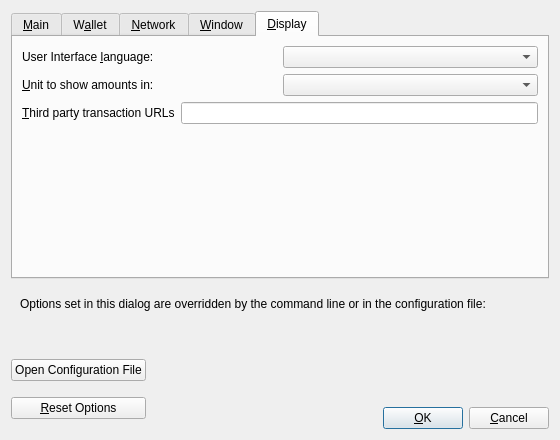
plutonurmux/ferrite_core, file src/qt/forms/optionsdialog.ui: the form before one commit.
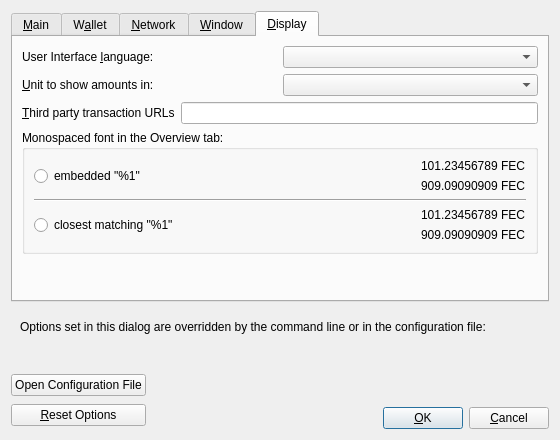
The form after the commit. The open tabs and pages were chosen to show the change. Custom widgets are drawn as their Qt base class.

Patch:
```diff
--- a/src/qt/forms/optionsdialog.ui
+++ b/src/qt/forms/optionsdialog.ui
@@ -689,6 +689,106 @@
          </item>
         </layout>
        </item>
+       <item>
+        <widget class="QGroupBox" name="font_groupBox">
+         <property name="title">
+          <string>Monospaced font in the Overview tab:</string>
+         </property>
+         <layout class="QVBoxLayout" name="font_verticalLayout">
+          <item>
+           <layout class="QHBoxLayout" name="embeddedFont_horizontalLayout">
+            <item>
+             <widget class="QRadioButton" name="embeddedFont_radioButton">
+              <property name="text">
+               <string>embedded &quot;%1&quot;</string>
+              </property>
+             </widget>
+            </item>
+            <item>
+             <spacer name="embeddedFont_horizontalSpacer">
+              <property name="orientation">
+               <enum>Qt::Horizontal</enum>
+              </property>
+              <property name="sizeHint" stdset="0">
+               <size>
+                <width>40</width>
+                <height>20</height>
+               </size>
+              </property>
+             </spacer>
+            </item>
+            <item>
+             <layout class="QVBoxLayout" name="embeddedFont_verticalLayout">
+              <item>
+               <widget class="QLabel" name="embeddedFont_label_1">
+                <property name="text">
+                 <string>101.23456789 FEC</string>
+                </property>
+               </widget>
+              </item>
+              <item>
+               <widget class="QLabel" name="embeddedFont_label_9">
+                <property name="text">
+                 <string>909.09090909 FEC</string>
+                </property>
+               </widget>
+              </item>
+             </layout>
+            </item>
+           </layout>
+          </item>
+          <item>
+           <widget class="Line" name="font_line">
+            <property name="orientation">
+             <enum>Qt::Horizontal</enum>
+            </property>
+           </widget>
+          </item>
+          <item>
+           <layout class="QHBoxLayout" name="systemFont_horizontalLayout">
+            <item>
+             <widget class="QRadioButton" name="systemFont_radioButton">
+              <property name="text">
+               <string>closest matching &quot;%1&quot;</string>
+              </property>
+             </widget>
+            </item>
+            <item>
+             <spacer name="systemFont_horizontalSpacer">
+              <property name="orientation">
+               <enum>Qt::Horizontal</enum>
+              </property>
+              <property name="sizeHint" stdset="0">
+               <size>
+                <width>40</width>
+                <height>20</height>
+               </size>
+              </property>
+             </spacer>
+            </item>
+            <item>
+             <layout class="QVBoxLayout" name="systemFont_verticalLayout">
+              <item>
+               <widget class="QLabel" name="systemFont_label_1">
+                <property name="text">
+                 <string>101.23456789 FEC</string>
+                </property>
+               </widget>
+              </item>
+              <item>
+               <widget class="QLabel" name="systemFont_label_9">
+                <property name="text">
+                 <string>909.09090909 FEC</string>
+                </property>
+               </widget>
+              </item>
+             </layout>
+            </item>
+           </layout>
+          </item>
+         </layout>
+        </widget>
+       </item>
        <item>
         <spacer name="verticalSpacer_Display">
          <property name="orientation">
```
